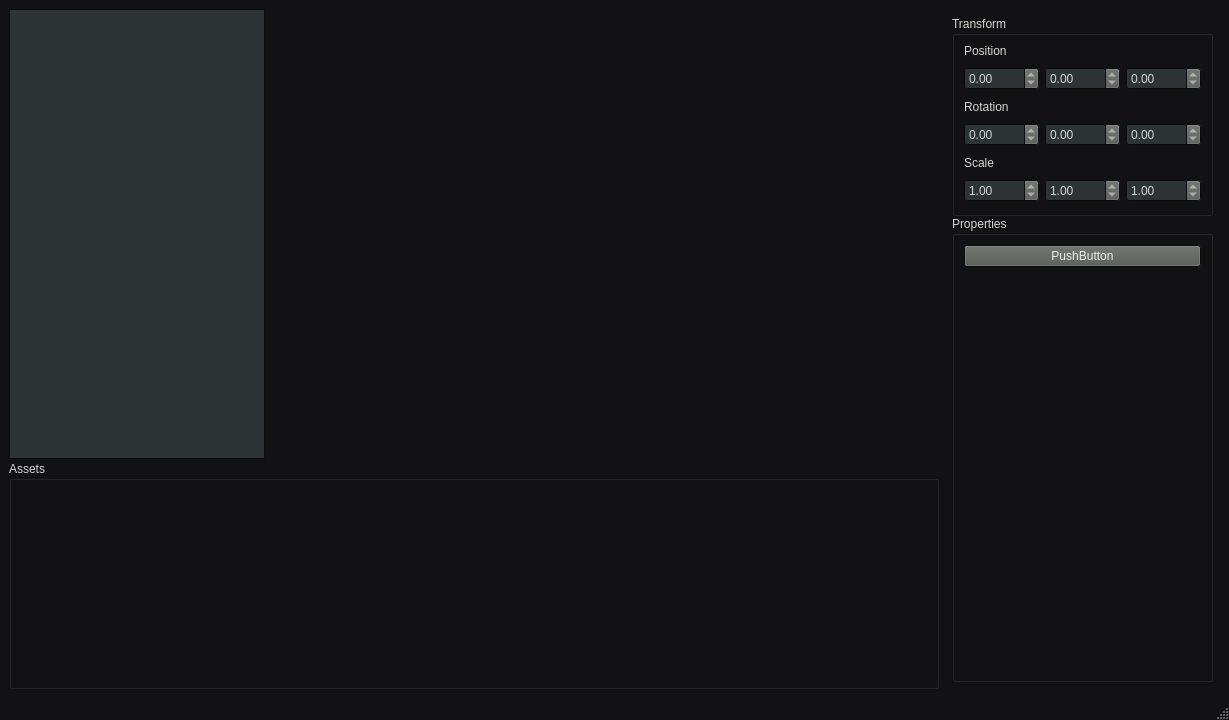
Qt form ui/MainWindow.ui (NCCA/cfgaa22-Wantcha) before a commit.
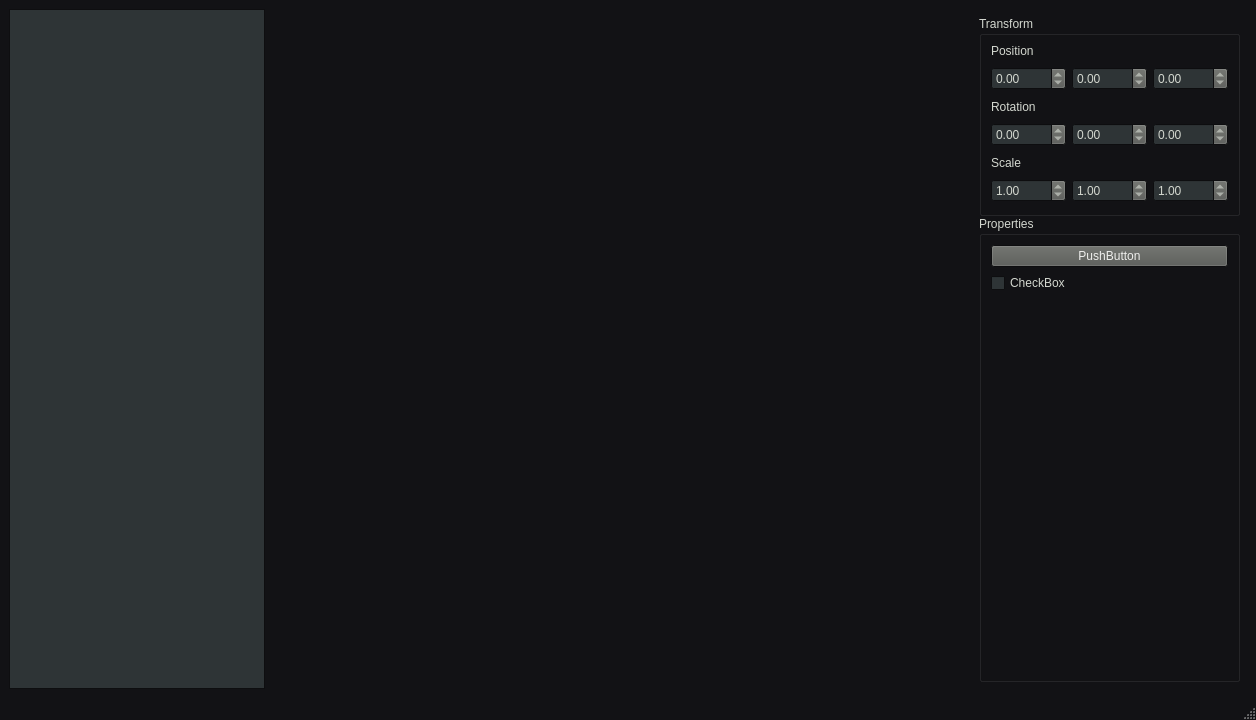
The same form after that commit.

Commit message: Finished Environment Map integration. Integrated ngl::Texture with the Asset Manager.

The edit to the form file:
```diff
--- a/ui/MainWindow.ui
+++ b/ui/MainWindow.ui
@@ -6,7 +6,7 @@
    <rect>
     <x>0</x>
     <y>0</y>
-    <width>1229</width>
+    <width>1256</width>
     <height>720</height>
    </rect>
   </property>
@@ -229,50 +229,6 @@
     <property name="verticalSpacing">
      <number>2</number>
     </property>
-    <item row="1" column="0" colspan="2">
-     <widget class="QGroupBox" name="AssetsBox">
-      <property name="sizePolicy">
-       <sizepolicy hsizetype="Preferred" vsizetype="Preferred">
-        <horstretch>0</horstretch>
-        <verstretch>0</verstretch>
-       </sizepolicy>
-      </property>
-      <property name="minimumSize">
-       <size>
-        <width>0</width>
-        <height>200</height>
-       </size>
-      </property>
-      <property name="title">
-       <string>Assets</string>
-      </property>
-     </widget>
-    </item>
-    <item row="0" column="0">
-     <widget class="QListWidget" name="SceneList">
-      <property name="sizePolicy">
-       <sizepolicy hsizetype="Preferred" vsizetype="Preferred">
-        <horstretch>0</horstretch>
-        <verstretch>0</verstretch>
-       </sizepolicy>
-      </property>
-      <property name="minimumSize">
-       <size>
-        <width>50</width>
-        <height>10</height>
-       </size>
-      </property>
-      <property name="maximumSize">
-       <size>
-        <width>9999999</width>
-        <height>9999999</height>
-       </size>
-      </property>
-      <property name="sortingEnabled">
-       <bool>false</bool>
-      </property>
-     </widget>
-    </item>
     <item row="0" column="2" rowspan="2" colspan="3">
      <layout class="QVBoxLayout" name="verticalLayout" stretch="0,0">
       <property name="sizeConstraint">
@@ -557,7 +513,7 @@
            </property>
           </widget>
          </item>
-         <item row="1" column="0">
+         <item row="2" column="0">
           <spacer name="verticalSpacer_2">
            <property name="orientation">
             <enum>Qt::Vertical</enum>
@@ -570,12 +526,44 @@
            </property>
           </spacer>
          </item>
+         <item row="1" column="0">
+          <widget class="QCheckBox" name="checkBox">
+           <property name="text">
+            <string>CheckBox</string>
+           </property>
+          </widget>
+         </item>
         </layout>
        </widget>
       </item>
      </layout>
     </item>
-    <item row="0" column="1">
+    <item row="0" column="0" rowspan="2">
+     <widget class="QListWidget" name="SceneList">
+      <property name="sizePolicy">
+       <sizepolicy hsizetype="Preferred" vsizetype="Preferred">
+        <horstretch>0</horstretch>
+        <verstretch>0</verstretch>
+       </sizepolicy>
+      </property>
+      <property name="minimumSize">
+       <size>
+        <width>50</width>
+        <height>10</height>
+       </size>
+      </property>
+      <property name="maximumSize">
+       <size>
+        <width>9999999</width>
+        <height>9999999</height>
+       </size>
+      </property>
+      <property name="sortingEnabled">
+       <bool>false</bool>
+      </property>
+     </widget>
+    </item>
+    <item row="0" column="1" rowspan="2">
      <spacer name="horizontalSpacer">
       <property name="orientation">
        <enum>Qt::Horizontal</enum>
```
Left out of the diff: 2 changed lines with no effect on the pictures. The commit also changes 15 other files.
